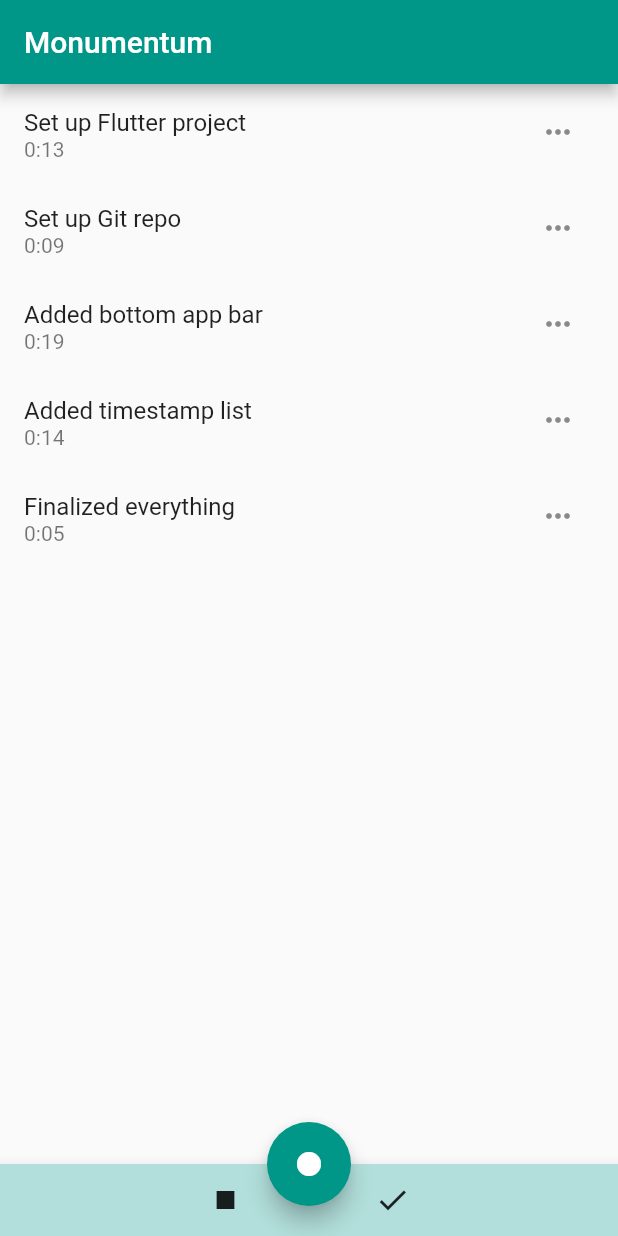
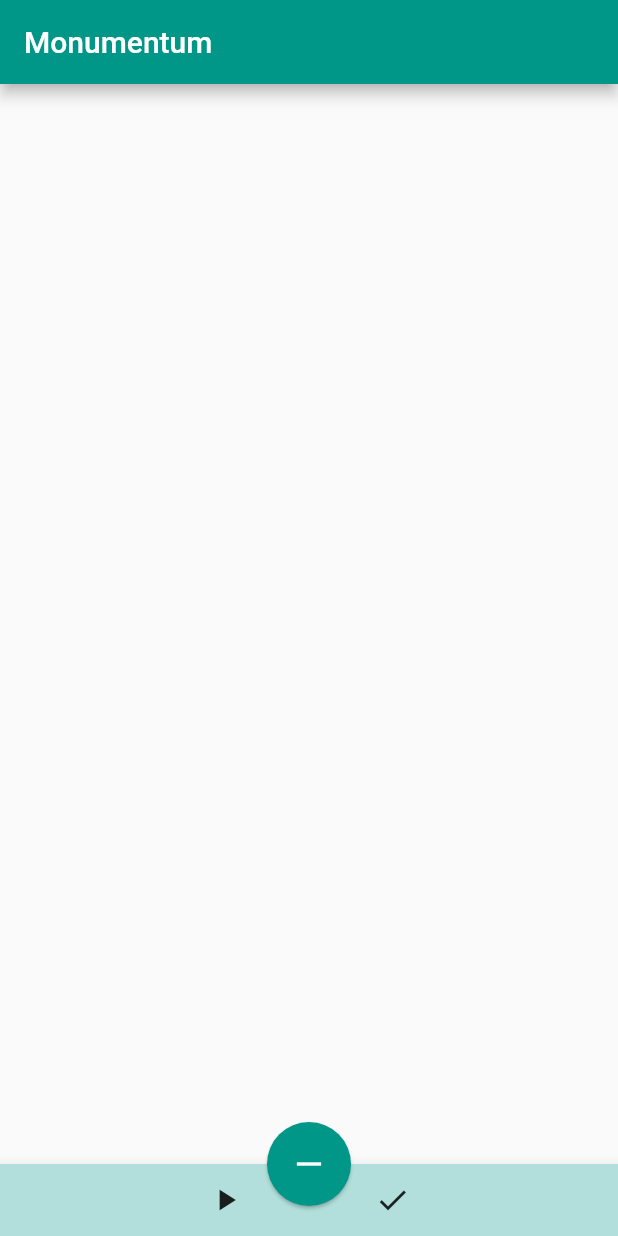
Before and after one commit to icorbrey/monumentum, a Flutter app: the screen it shows after launch, on a phone screen of 412 x 824 dp. Run offline on Flutter 3.47's test engine with Material 2 defaults, Android fonts, the phone set to English and light mode, and no system bars; our stand-ins replace tuple.

Commit message:
feat: Add ability to record events

```diff
--- /dev/null
+++ b/lib/components/control_bar.dart
@@ -0,0 +1,23 @@
+import 'package:flutter/material.dart';
+import 'package:monumentum/components/time_controls/time_finalize_button.dart';
+import 'package:monumentum/components/time_controls/time_toggle_button.dart';
+
+class ControlBar extends StatelessWidget {
+  @override Widget build(BuildContext context) => BottomAppBar(
+    color: Colors.teal[100],
+    child: _getButtonList(
+      leftButton: TimeToggleButton(),
+      rightButton: TimeFinalizeButton()
+    )
+  );
+}
+
+Widget _getButtonList({ Widget leftButton, Widget rightButton }) => Row(
+  children: [
+    Spacer(flex: 2),
+    leftButton,
+    Spacer(flex: 1),
+    rightButton,
+    Spacer(flex: 2),
+  ],
+);
--- a/lib/components/control_bar/control_bar.dart
+++ /dev/null
@@ -1,43 +0,0 @@
-import 'package:flutter/material.dart';
-import 'package:monumentum/components/control_bar/time_finalize_button.dart';
-import 'package:monumentum/components/control_bar/time_toggle_button.dart';
-import 'package:monumentum/types/event_handler.dart';
-
-class ControlBar extends StatelessWidget {
-  ControlBar({
-    @required this.onStart,
-    @required this.onStop,
-    @required this.onFinalize,
-    @required this.isRunning,
-  });
-
-  final bool isRunning;
-  final EventHandler onStart;
-  final EventHandler onStop;
-  final EventHandler onFinalize;
-
-  @override
-  Widget build(BuildContext context) => BottomAppBar(
-    color: Colors.teal[100],
-    child: _getButtonList(
-      timeButton: TimeToggleButton(
-        isRunning: this.isRunning,
-        onStart: this.onStart,
-        onStop: this.onStop,
-      ),
-      timeFinalizeButton: TimeFinalizeButton(
-        onFinalize: this.onFinalize,
-      )
-    )
-  );
-}
-
-Widget _getButtonList({ Widget timeButton, Widget timeFinalizeButton }) => Row(
-  children: [
-    Spacer(flex: 2),
-    timeButton,
-    Spacer(flex: 1),
-    timeFinalizeButton,
-    Spacer(flex: 2),
-  ],
-);
--- a/lib/components/control_bar/time_record_button.dart
+++ /dev/null
@@ -1,24 +0,0 @@
-import 'package:flutter/cupertino.dart';
-import 'package:flutter/material.dart';
-import 'package:monumentum/models/locale_model.dart';
-import 'package:monumentum/types/event_handler.dart';
-import 'package:provider/provider.dart';
-
-class RecordButton extends StatelessWidget {
-  RecordButton({
-    this.onRecord,
-  });
-
-  static const location = FloatingActionButtonLocation.centerDocked;
-
-  final EventHandler onRecord;
-
-  @override
-  Widget build(BuildContext context) => Consumer<LocaleModel>(
-    builder: (context, locale, child) => FloatingActionButton(
-      child: Icon(Icons.fiber_manual_record),
-      tooltip: locale.strings['tooltip-button-record'],
-      onPressed: onRecord,
-    )
-  );
-}
--- a/lib/components/control_bar/time_toggle_button.dart
+++ /dev/null
@@ -1,30 +0,0 @@
-import 'package:flutter/material.dart';
-import 'package:monumentum/components/helpers/localized_button.dart';
-
-class TimeToggleButton extends StatelessWidget {
-  TimeToggleButton({
-    this.isRunning,
-    this.onStart,
-    this.onStop,
-  });
-
-  final bool isRunning;
-  final void Function() onStart;
-  final void Function() onStop;
-
-  @override Widget build(BuildContext context) => !isRunning
-    ? _getStartButton()
-    : _getStopButton();
-
-  Widget _getStartButton() => LocalizedButton(
-    icon: Icon(Icons.play_arrow),
-    tooltip: 'tooltip-button-begin',
-    onPressed: this.onStart,
-  );
-
-  Widget _getStopButton() => LocalizedButton(
-    icon: Icon(Icons.stop),
-    tooltip: 'tooltip-button-end',
-    onPressed: this.onStop,
-  );
-}
--- a/lib/components/control_bar/time_finalize_button.dart
+++ b/lib/components/time_controls/time_finalize_button.dart
@@ -2,15 +2,9 @@ import 'package:flutter/material.dart';
 import 'package:monumentum/components/helpers/localized_button.dart';
 
 class TimeFinalizeButton extends StatelessWidget {
-  TimeFinalizeButton({
-    this.onFinalize,
-  });
-
-  final void Function() onFinalize;
-
   @override Widget build(BuildContext context) => LocalizedButton(
     icon: Icon(Icons.check),
     tooltip: 'tooltip-button-finalize',
-    onPressed: this.onFinalize,
+    onPressed: () {},
   );
 }
--- /dev/null
+++ b/lib/components/time_controls/time_record_button.dart
@@ -0,0 +1,47 @@
+import 'package:flutter/cupertino.dart';
+import 'package:flutter/material.dart';
+import 'package:monumentum/models/history_model.dart';
+import 'package:monumentum/models/locale_model.dart';
+import 'package:monumentum/models/timer_model.dart';
+import 'package:monumentum/types/timestamp.dart';
+import 'package:provider/provider.dart';
+
+var i = 1;
+
+class RecordButton extends StatelessWidget {
+  static const location = FloatingActionButtonLocation.centerDocked;
+
+  @override
+  Widget build(BuildContext context) => Consumer<LocaleModel>(
+    builder: (context, locale, child) => Consumer<HistoryModel>(
+      builder: (context, history, child) => Consumer<TimerModel>(
+        builder: (context, timer, child) => _getButton(locale, history, timer)
+      )
+    )
+  );
+
+  Widget _getButton(LocaleModel locale, HistoryModel history, TimerModel timer) => timer.isRunning
+    ? _getEnabledButton(locale, history, timer)
+    : _getDisabledButton(locale, history, timer);
+
+  Widget _getEnabledButton(LocaleModel locale, HistoryModel history, TimerModel timer) => FloatingActionButton(
+    child: Icon(Icons.fiber_manual_record),
+    tooltip: locale.strings['tooltip-button-record'],
+    onPressed: () => _addTimestamp(history, timer)
+  );
+
+  Widget _getDisabledButton(LocaleModel locale, HistoryModel history, TimerModel timer) => FloatingActionButton(
+    child: Icon(Icons.horizontal_rule),
+    disabledElevation: 1,
+    onPressed: null
+  );
+
+  void _addTimestamp(HistoryModel history, TimerModel timer) {
+    var times = timer.stamp();
+    history.addTimestamp(Timestamp(
+      description: 'New Timestamp ${i++}',
+      startTime: times.item1,
+      stopTime: times.item2,
+    ));
+  }
+}
--- /dev/null
+++ b/lib/components/time_controls/time_toggle_button.dart
@@ -0,0 +1,24 @@
+import 'package:flutter/material.dart';
+import 'package:monumentum/components/helpers/localized_button.dart';
+import 'package:monumentum/models/timer_model.dart';
+import 'package:provider/provider.dart';
+
+class TimeToggleButton extends StatelessWidget {
+  @override Widget build(BuildContext context) => Consumer<TimerModel>(
+    builder: (context, timer, child) => !timer.isRunning
+      ? _getStartButton(timer)
+      : _getStopButton(timer)
+  );
+
+  Widget _getStartButton(TimerModel timer) => LocalizedButton(
+    icon: Icon(Icons.play_arrow),
+    tooltip: 'tooltip-button-begin',
+    onPressed: () => timer.start(),
+  );
+
+  Widget _getStopButton(TimerModel timer) => LocalizedButton(
+    icon: Icon(Icons.stop),
+    tooltip: 'tooltip-button-end',
+    onPressed: () => timer.stop(),
+  );
+}
--- a/lib/components/timestamp_list.dart
+++ b/lib/components/timestamp_list.dart
@@ -1,28 +1,20 @@
 import 'package:flutter/material.dart';
+import 'package:monumentum/models/history_model.dart';
 import 'package:monumentum/types/timestamp.dart';
 import 'package:monumentum/components/timestamp_tile.dart';
+import 'package:provider/provider.dart';
 
 class TimestampList extends StatelessWidget {
-  TimestampList({
-    @required this.startTime,
-    @required this.timestamps,
-  });
-
-  final DateTime startTime;
-  final List<Timestamp> timestamps;
-
-  @override
-  Widget build(BuildContext context) => ListView.builder(
-    itemCount: timestamps.length,
-    itemBuilder: _buildTimestampTile,
+  @override Widget build(BuildContext context) => Consumer<HistoryModel>(
+    builder: (context, history, child) => _getListView(
+      timestamps: history.timestamps
+    )
   );
 
-  Widget _buildTimestampTile(BuildContext context, int index) => TimestampTile(
-    startTime: _getStartTime(index),
-    timestamp: timestamps[index],
+  Widget _getListView({ List<Timestamp> timestamps }) => ListView.builder(
+    itemCount: timestamps.length,
+    itemBuilder: (context, index) => TimestampTile(
+      timestamp: timestamps[index],
+    ),
   );
-
-  DateTime _getStartTime(int index) => index != 0
-    ? timestamps[index - 1].time
-    : startTime;
 }
--- a/lib/components/timestamp_tile.dart
+++ b/lib/components/timestamp_tile.dart
@@ -3,16 +3,14 @@ import 'package:monumentum/types/timestamp.dart';
 
 class TimestampTile extends StatelessWidget {
   TimestampTile({
-    this.startTime,
     this.timestamp,
   });
 
-  final DateTime startTime;
   final Timestamp timestamp;
 
   @override
   Widget build(BuildContext context) => ListTile(
-    title: Text(timestamp.transcript),
+    title: Text(timestamp.description),
     subtitle: Text(_getDuration()),
     visualDensity: VisualDensity.compact,
     trailing: IconButton(
@@ -22,7 +20,7 @@ class TimestampTile extends StatelessWidget {
   );
 
   String _getDuration() {
-    var duration = timestamp.time.difference(startTime);
+    var duration = timestamp.duration();
     var hours = duration.inHours.toString();
     var minutes = duration.inMinutes.toString().padLeft(2, '0');
     return '$hours:$minutes';
--- a/lib/locale/en.dart
+++ b/lib/locale/en.dart
@@ -1,6 +1,7 @@
 const en = {
-  'tooltip-button-begin': 'Start recording time',
-  'tooltip-button-end': 'Stop recording time',
+  'tooltip-button-begin': 'Start the timer',
+  'tooltip-button-end': 'Stop the timer',
   'tooltip-button-record': 'Record an event',
+  'tooltip-button-record-disabled': 'Start the timer to record events',
   'tooltip-button-finalize': 'Finalize your time',
 };
--- a/lib/locale/test.dart
+++ /dev/null
@@ -1,6 +0,0 @@
-const test = {
-  'tooltip-button-begin': 'BEGIN BUTTON TOOLTIP',
-  'tooltip-button-end': 'END BUTTON TOOLTIP',
-  'tooltip-button-record': 'RECORD BUTTON TOOLTIP',
-  'tooltip-button-finalize': 'FINALIZE BUTTON TOOLTIP',
-};
--- /dev/null
+++ b/lib/models/history_model.dart
@@ -0,0 +1,12 @@
+import 'package:flutter/material.dart';
+import 'package:monumentum/types/timestamp.dart';
+
+class HistoryModel extends ChangeNotifier {
+  List<Timestamp> _timestamps = [];
+  List<Timestamp> get timestamps => _timestamps;
+
+  void addTimestamp(Timestamp timestamp) {
+    _timestamps.add(timestamp);
+    notifyListeners();
+  }
+}
--- /dev/null
+++ b/lib/models/timer_model.dart
@@ -0,0 +1,31 @@
+import 'package:flutter/material.dart';
+import 'package:tuple/tuple.dart';
+
+class TimerModel extends ChangeNotifier {
+
+  bool _isRunning = false;
+  bool get isRunning => _isRunning;
+
+  DateTime _startTime;
+  DateTime get startTime => _startTime;
+
+  void start() {
+    _isRunning = true;
+    _startTime = DateTime.now();
+    notifyListeners();
+  }
+
+  Tuple2<DateTime, DateTime> stamp() {
+    var start = _startTime;
+    var end = DateTime.now();
+    _startTime = end;
+    notifyListeners();
+    return Tuple2(start, end);
+  }
+
+  void stop() {
+    _isRunning = false;
+    _startTime = null;
+    notifyListeners();
+  }
+}
--- a/lib/types/event_handler.dart
+++ /dev/null
@@ -1 +0,0 @@
-typedef EventHandler = void Function();
--- a/lib/types/timestamp.dart
+++ b/lib/types/timestamp.dart
@@ -1,9 +1,14 @@
 class Timestamp {
-  Timestamp({
-    this.transcript,
-    this.time,
+  const Timestamp({
+    this.description,
+    this.startTime,
+    this.stopTime,
   });
 
-  final String transcript;
-  final DateTime time;
+  final String description;
+  final DateTime startTime;
+  final DateTime stopTime;
+
+  Duration duration() =>
+    stopTime.difference(startTime);
 }
--- a/lib/views/home.dart
+++ b/lib/views/home.dart
@@ -1,7 +1,6 @@
 import 'package:flutter/material.dart';
-import 'package:monumentum/components/control_bar/control_bar.dart';
-import 'package:monumentum/components/control_bar/time_record_button.dart';
-import 'package:monumentum/types/timestamp.dart';
+import 'package:monumentum/components/control_bar.dart';
+import 'package:monumentum/components/time_controls/time_record_button.dart';
 import 'package:monumentum/components/timestamp_list.dart';
 
 class Home extends StatelessWidget {
@@ -14,45 +13,9 @@ class Home extends StatelessWidget {
     appBar: AppBar(
       title: Text(title),
     ),
-    body: TimestampList(
-      startTime: DateTime(2020, 10, 26, 4),
-      timestamps: [
-        Timestamp(
-          transcript: 'Set up Flutter project',
-          time: DateTime(2020, 10, 26, 4, 13)
-        ),
-        Timestamp(
-          transcript: 'Set up Git repo',
-          time: DateTime(2020, 10, 26, 4, 22)
-        ),
-        Timestamp(
-          transcript: 'Added bottom app bar',
-          time: DateTime(2020, 10, 26, 4, 41)
-        ),
-        Timestamp(
-          transcript: 'Added timestamp list',
-          time: DateTime(2020, 10, 26, 4, 55)
-        ),
-        Timestamp(
-          transcript: 'Finalized everything',
-          time: DateTime(2020, 10, 26, 5, 0)
-        ),
-      ]
-    ),
-    bottomNavigationBar: ControlBar(
-      onStop: _onEnd,
-      onStart: _onBegin,
-      onFinalize: _onFinalize,
-      isRunning: true,
-    ),
-    floatingActionButton: RecordButton(
-      onRecord: _onRecord,
-    ),
+    body: TimestampList(),
+    bottomNavigationBar: ControlBar(),
+    floatingActionButton: RecordButton(),
     floatingActionButtonLocation: RecordButton.location,
   );
-
-  void _onBegin() {}
-  void _onEnd() {}
-  void _onFinalize() {}
-  void _onRecord() {}
 }
--- a/pubspec.yaml
+++ b/pubspec.yaml
@@ -11,7 +11,7 @@ dependencies:
     sdk: flutter
   cupertino_icons: ^0.1.3
   provider: ^4.3.2
-  localstorage: ^3.0.0
+  tuple: ^1.0.3
 
 dev_dependencies:
   flutter_test:
```
Also changed, not shown: lib/main.dart (+12 -10 lines), pubspec.lock.
